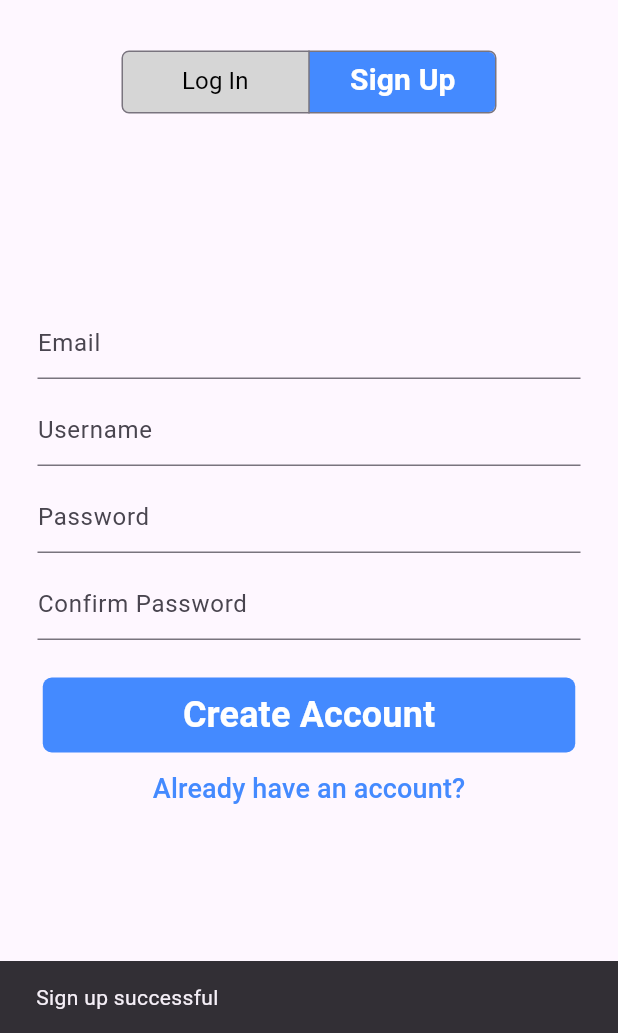
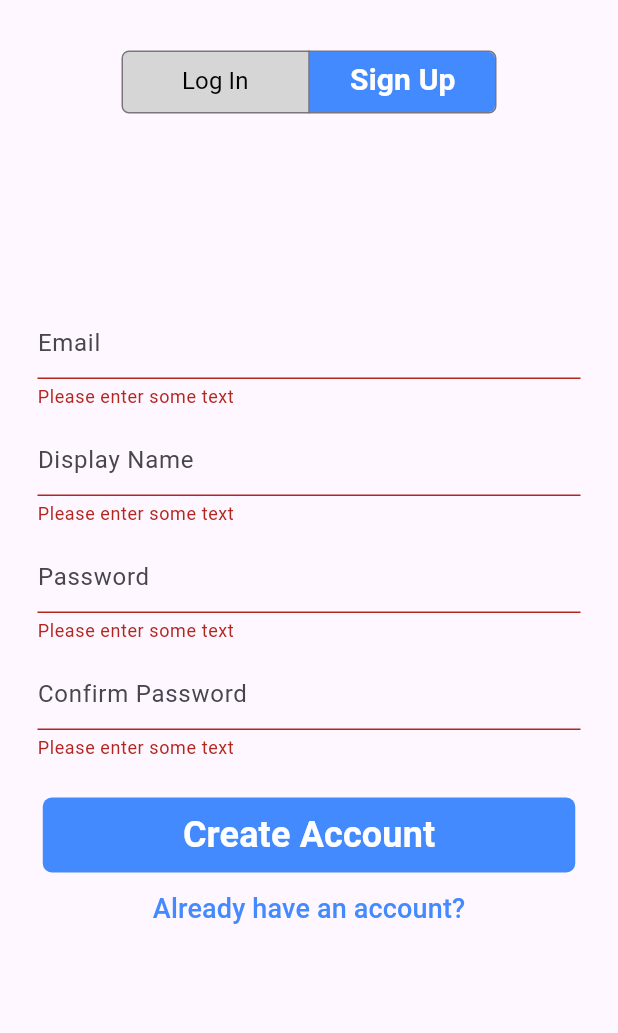
Before and after one commit to TheBeville/doucodetho, a Flutter app: the screen it shows after launch, after a tap on "Sign Up", after a tap on "Create Account", on a phone screen of 412 x 824 dp, the part 203-1236 px from its top. Run offline on Flutter 3.47's test engine with Material 3 defaults, Android fonts, the light colour scheme and no system bars; our stand-ins replace flutter_bloc, flutter_dotenv, get_it, supabase_flutter; accounts and stored records are empty.

Commit message:
form validation

```diff
--- a/lib/widget/login_form.dart
+++ b/lib/widget/login_form.dart
@@ -12,6 +12,14 @@ class LoginForm extends StatefulWidget {
 class _LoginFormState extends State<LoginForm> {
   final TextEditingController emailController = TextEditingController();
   final TextEditingController passwordController = TextEditingController();
+  final GlobalKey<FormState> _formKey = GlobalKey<FormState>();
+
+  String? _validator(String? value) {
+    if (value == null || value.isEmpty) {
+      return 'Please enter some text';
+    }
+    return null;
+  }
 
   @override
   void dispose() {
@@ -22,22 +30,26 @@ class _LoginFormState extends State<LoginForm> {
 
   @override
   Widget build(BuildContext context) {
-    return Padding(
+    return Form(
+      key: _formKey,
+      child: Padding(
         padding: const EdgeInsets.symmetric(horizontal: 25),
         child: Column(
           children: [
-          TextField(
+            TextFormField(
               decoration: InputDecoration(
                 hintText: 'Email',
               ),
               controller: emailController,
+              validator: _validator,
             ),
             SizedBox(height: 10),
-          TextField(
+            TextFormField(
               decoration: InputDecoration(
                 hintText: 'Password',
               ),
               controller: passwordController,
+              validator: _validator,
             ),
             SizedBox(height: 25),
             FilledButton(
@@ -51,21 +63,15 @@ class _LoginFormState extends State<LoginForm> {
                 ),
               ),
               onPressed: () {
-              if (emailController.text.isEmpty ||
-                  passwordController.text.isEmpty) {
-                ScaffoldMessenger.of(context).showSnackBar(
-                  SnackBar(
-                    content: Text('Fill in all fields'),
-                    duration: Duration(seconds: 1),
-                  ),
-                );
-                return;
-              }
+                // TODO: finish Form validation
+                if (_formKey.currentState!.validate()) {
                   locator<AuthService>().signInWithEmail(
                     emailController.text,
                     passwordController.text,
                   );
                   // TODO: Navigate to HomeView after successful login
+                  return;
+                }
               },
               child: Text(
                 'Log In',
@@ -84,6 +90,7 @@ class _LoginFormState extends State<LoginForm> {
             ),
           ],
         ),
+      ),
     );
   }
 }
--- a/lib/widget/signup_form.dart
+++ b/lib/widget/signup_form.dart
@@ -15,6 +15,14 @@ class _SignupFormState extends State<SignupForm> {
   final TextEditingController passwordController = TextEditingController();
   final TextEditingController confirmPasswordController =
       TextEditingController();
+  final GlobalKey<FormState> _formKey = GlobalKey<FormState>();
+
+  String? _validator(String? value) {
+    if (value == null || value.isEmpty) {
+      return 'Please enter some text';
+    }
+    return null;
+  }
 
   @override
   void dispose() {
@@ -27,38 +35,43 @@ class _SignupFormState extends State<SignupForm> {
 
   @override
   Widget build(BuildContext context) {
-    return Center(
+    return Form(
+      key: _formKey,
       child: Padding(
         padding: const EdgeInsets.symmetric(horizontal: 25),
         child: Column(
           mainAxisAlignment: MainAxisAlignment.center,
           children: [
-            TextField(
+            TextFormField(
               decoration: InputDecoration(
                 hintText: 'Email',
               ),
               controller: emailController,
+              validator: _validator,
             ),
             SizedBox(height: 10),
-            TextField(
+            TextFormField(
               decoration: InputDecoration(
-                hintText: 'Username',
+                hintText: 'Display Name',
               ),
               controller: usernameController,
+              validator: _validator,
             ),
             SizedBox(height: 10),
-            TextField(
+            TextFormField(
               decoration: InputDecoration(
                 hintText: 'Password',
               ),
               controller: passwordController,
+              validator: _validator,
             ),
             SizedBox(height: 10),
-            TextField(
+            TextFormField(
               decoration: InputDecoration(
                 hintText: 'Confirm Password',
               ),
               controller: confirmPasswordController,
+              validator: _validator,
             ),
             SizedBox(height: 25),
             FilledButton(
@@ -76,7 +89,10 @@ class _SignupFormState extends State<SignupForm> {
                 style: TextStyle(fontSize: 24, fontWeight: FontWeight.bold),
               ),
               onPressed: () {
-                if (passwordController.text != confirmPasswordController.text) {
+                // TODO: finish Form validation
+                if (_formKey.currentState!.validate()) {
+                  if (passwordController.text !=
+                      confirmPasswordController.text) {
                     ScaffoldMessenger.of(context).showSnackBar(
                       SnackBar(
                         content: Text('Passwords do not match'),
@@ -85,8 +101,9 @@ class _SignupFormState extends State<SignupForm> {
                     );
                     return;
                   } else {
-                  locator<AuthService>().signUpWithEmail(
+                    locator<AuthService>().signUpWithEmailAndPass(
                       emailController.text,
+                      usernameController.text,
                       passwordController.text,
                     );
                     ScaffoldMessenger.of(context).showSnackBar(
@@ -96,6 +113,7 @@ class _SignupFormState extends State<SignupForm> {
                       ),
                     );
                     // TODO: Navigate to LoginView after successful sign up
+                  }
                 }
               },
             ),
```
Lines whose indentation alone changed are shown as unchanged.
